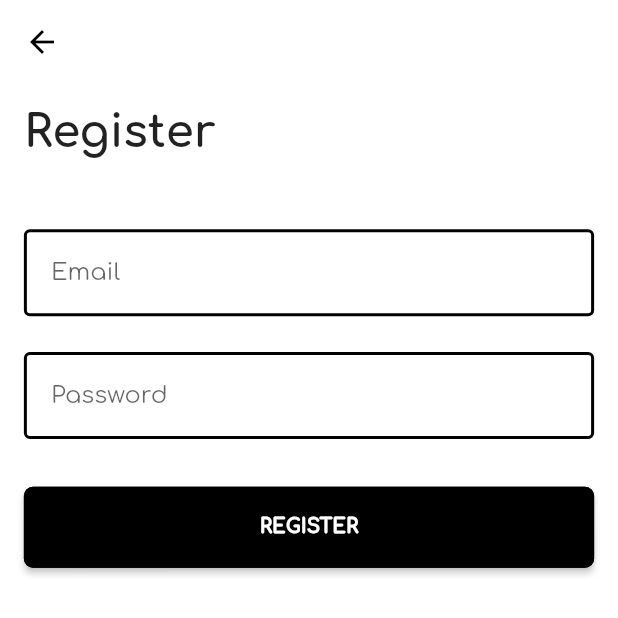
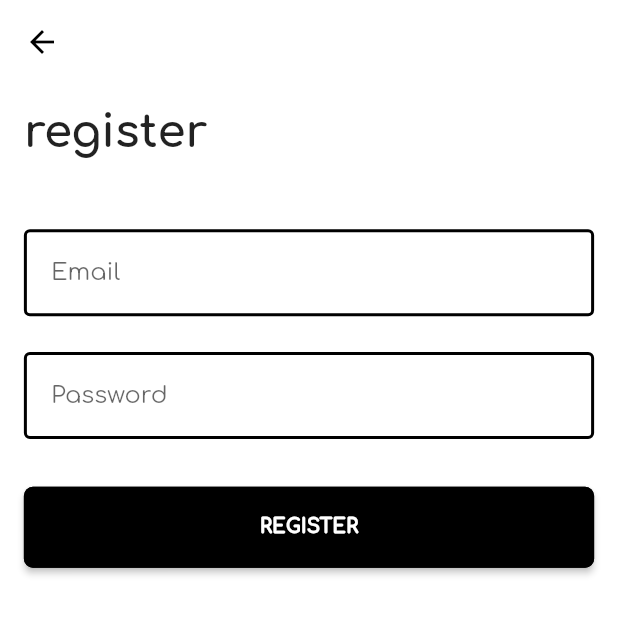
Before and after one commit to sieugatayss3/meCar_interview, a Flutter app: the screen it shows after launch, after a tap on "REGISTER", on a phone screen of 412 x 824 dp, the top half of it. Run offline on Flutter 3.47's test engine with Material 2 defaults, Android fonts, the phone set to English and light mode, and no system bars; our stand-ins replace firebase_auth, firebase_core; accounts and stored records are empty.

Commit message:
Implement internationalization

```diff
--- /dev/null
+++ b/lang/en.json
@@ -0,0 +1,6 @@
+{
+    "login": "login",
+    "register": "register",
+    "discover": "discover",
+    "logout": "logout"
+}
--- /dev/null
+++ b/lang/vi.json
@@ -0,0 +1,6 @@
+{
+  "login": "Đăng nhập",
+  "register": "Đăng ký",
+  "discover": "Khám phá",
+  "logout": "Đăng xuất"
+}
--- /dev/null
+++ b/lib/core/app_localization.dart
@@ -0,0 +1,61 @@
+import 'dart:convert';
+
+import 'package:flutter/material.dart';
+import 'package:flutter/services.dart';
+
+String getTranslated(BuildContext context, String key) {
+  return AppLocalizations.of(context).translate(key);
+}
+
+class AppLocalizations {
+  final Locale locale;
+
+  AppLocalizations({
+    this.locale,
+  });
+
+  static AppLocalizations of(BuildContext context) {
+    return Localizations.of<AppLocalizations>(context, AppLocalizations);
+  }
+
+  Map<String, String> _localizedStrings;
+
+  Future<bool> load() async {
+    String jsonString =
+        await rootBundle.loadString('lang/${locale.languageCode}.json');
+    Map<String, dynamic> jsonMap = json.decode(jsonString);
+
+    _localizedStrings = jsonMap.map((key, value) {
+      return MapEntry(key, value.toString());
+    });
+
+    return true;
+  }
+
+  String translate(String key) {
+    print(_localizedStrings);
+    return _localizedStrings[key];
+  }
+
+  static LocalizationsDelegate<AppLocalizations> delegate =
+      _AppLocalizationsDelegate();
+}
+
+class _AppLocalizationsDelegate
+    extends LocalizationsDelegate<AppLocalizations> {
+  @override
+  bool isSupported(Locale locale) {
+    return ['en', 'vi'].contains(locale.languageCode);
+  }
+
+  @override
+  Future<AppLocalizations> load(Locale locale) async {
+    AppLocalizations localizations = AppLocalizations(locale: locale);
+    await localizations.load();
+    return localizations;
+  }
+
+  @override
+  bool shouldReload(covariant LocalizationsDelegate<AppLocalizations> old) =>
+      false;
+}
--- a/lib/main.dart
+++ b/lib/main.dart
@@ -1,10 +1,13 @@
 import 'package:firebase_core/firebase_core.dart';
 import 'package:flutter/material.dart';
+import 'package:flutter_localizations/flutter_localizations.dart';
 import 'package:me_car_interview/configs/styles.dart';
 import 'package:me_car_interview/provider/auth_provider.dart';
 import 'package:me_car_interview/provider/images_provider.dart';
 import 'package:me_car_interview/screens/screens.dart';
 import 'package:provider/provider.dart';
+
+import 'core/app_localization.dart';
 
 void main() async {
   WidgetsFlutterBinding.ensureInitialized();
@@ -22,6 +25,27 @@ class MyApp extends StatelessWidget {
   @override
   Widget build(BuildContext context) {
     return MaterialApp(
+      localizationsDelegates: [
+        // ... app-specific localization delegate[s] here
+        AppLocalizations.delegate,
+        GlobalMaterialLocalizations.delegate,
+        GlobalWidgetsLocalizations.delegate,
+        GlobalCupertinoLocalizations.delegate,
+      ],
+      supportedLocales: [
+        Locale('en', 'US'),
+        Locale.fromSubtags(languageCode: 'vi', countryCode: 'GB'),
+      ],
+      localeResolutionCallback: (locale, supportedLocales) {
+        for (var supportedLocale in supportedLocales) {
+          if (supportedLocale.languageCode == locale.languageCode &&
+              supportedLocale.countryCode == locale.countryCode) {
+            return supportedLocale;
+          }
+        }
+
+        return supportedLocales.first;
+      },
       title: 'MeCar Interview',
       debugShowCheckedModeBanner: false,
       theme: ThemeData(
--- a/lib/screens/home_screen.dart
+++ b/lib/screens/home_screen.dart
@@ -1,6 +1,7 @@
 import 'package:flutter/material.dart';
 import 'package:flutter_staggered_grid_view/flutter_staggered_grid_view.dart';
 import 'package:me_car_interview/configs/styles.dart';
+import 'package:me_car_interview/core/app_localization.dart';
 import 'package:me_car_interview/model/image_model.dart';
 import 'package:me_car_interview/provider/images_provider.dart';
 import 'package:me_car_interview/widgets/widgets.dart';
@@ -33,7 +34,7 @@ class _HomeScreenState extends State<HomeScreen> {
                   height: getProportionateScreenWidth(40),
                 ),
                 Text(
-                  'Discover',
+                  getTranslated(context, 'discover').toUpperCase(),
                   style: Styles.pageTitleStyle,
                 ),
                 SizedBox(
--- a/lib/screens/login_screen.dart
+++ b/lib/screens/login_screen.dart
@@ -3,6 +3,7 @@ import 'package:flutter/material.dart';
 import 'package:me_car_interview/configs/configs.dart';
 import 'package:me_car_interview/configs/size_config.dart';
 import 'package:me_car_interview/configs/styles.dart';
+import 'package:me_car_interview/core/app_localization.dart';
 import 'package:me_car_interview/provider/auth_provider.dart';
 import 'package:me_car_interview/widgets/widgets.dart';
 import 'package:provider/provider.dart';
@@ -46,7 +47,7 @@ class _LoginScreenState extends State<LoginScreen> {
           crossAxisAlignment: CrossAxisAlignment.start,
           children: <Widget>[
             Text(
-              'Login',
+              getTranslated(context, 'login'),
               style: Styles.pageTitleStyle,
             ),
             SizedBox(
@@ -109,7 +110,7 @@ class _LoginScreenState extends State<LoginScreen> {
                   }
                 },
                 color: Colors.black,
-                label: 'Login',
+                label: getTranslated(context, 'login'),
               ),
             ),
             SizedBox(
--- a/lib/screens/logout_screen.dart
+++ b/lib/screens/logout_screen.dart
@@ -1,5 +1,6 @@
 import 'package:flutter/material.dart';
 import 'package:me_car_interview/configs/styles.dart';
+import 'package:me_car_interview/core/app_localization.dart';
 import 'package:me_car_interview/widgets/widgets.dart';
 
 import 'screens.dart';
@@ -41,12 +42,12 @@ class LogoutScreen extends StatelessWidget {
                 Expanded(
                   child: CustomRaisedButton(
                     press: () {
-                       Navigator.push(
+                      Navigator.push(
                           context,
                           MaterialPageRoute(
                               builder: (context) => LoginScreen()));
                     },
-                    label: 'Login',
+                    label: getTranslated(context, 'login'),
                     color: Colors.white,
                   ),
                 ),
@@ -61,7 +62,7 @@ class LogoutScreen extends StatelessWidget {
                           MaterialPageRoute(
                               builder: (context) => RegisterScreen()));
                     },
-                    label: 'Register',
+                    label: getTranslated(context, 'register'),
                     color: Colors.black,
                   ),
                 ),
--- a/lib/screens/resgister_screen.dart
+++ b/lib/screens/resgister_screen.dart
@@ -3,6 +3,7 @@ import 'package:flutter/material.dart';
 import 'package:me_car_interview/configs/configs.dart';
 import 'package:me_car_interview/configs/size_config.dart';
 import 'package:me_car_interview/configs/styles.dart';
+import 'package:me_car_interview/core/app_localization.dart';
 import 'package:me_car_interview/provider/auth_provider.dart';
 import 'package:me_car_interview/widgets/widgets.dart';
 import 'package:provider/provider.dart';
@@ -46,7 +47,7 @@ class _RegisterScreenState extends State<RegisterScreen> {
           crossAxisAlignment: CrossAxisAlignment.start,
           children: <Widget>[
             Text(
-              'Register',
+              getTranslated(context, 'register'),
               style: Styles.pageTitleStyle,
             ),
             SizedBox(
@@ -109,7 +110,7 @@ class _RegisterScreenState extends State<RegisterScreen> {
                   }
                 },
                 color: Colors.black,
-                label: 'Register',
+                label: getTranslated(context, 'register'),
               ),
             ),
             SizedBox(
--- a/lib/screens/user_screen.dart
+++ b/lib/screens/user_screen.dart
@@ -1,4 +1,5 @@
 import 'package:flutter/material.dart';
+import 'package:me_car_interview/core/app_localization.dart';
 import 'package:me_car_interview/provider/auth_provider.dart';
 import 'package:me_car_interview/widgets/custom_buttom.dart';
 import 'package:provider/provider.dart';
@@ -12,7 +13,7 @@ class UserScreen extends StatelessWidget {
         child: Center(
             child: CustomRaisedButton(
           color: Colors.red,
-          label: 'Logout',
+          label: getTranslated(context, 'logout'),
           press: () async {
             await context.read<AuthService>().logout();
           },
--- a/lib/widgets/custom_buttom.dart
+++ b/lib/widgets/custom_buttom.dart
@@ -18,7 +18,7 @@ class CustomRaisedButton extends StatelessWidget {
     return RaisedButton(
         color: color,
         onPressed: press,
-        padding: EdgeInsets.symmetric(vertical: 20),
+        padding: EdgeInsets.symmetric(vertical: 20, horizontal: 20),
         shape: RoundedRectangleBorder(
           side: BorderSide(color: Colors.black, width: 2.0),
           borderRadius: BorderRadius.circular(6),
--- a/pubspec.yaml
+++ b/pubspec.yaml
@@ -23,6 +23,8 @@ environment:
 dependencies:
   flutter:
     sdk: flutter
+  flutter_localizations:
+    sdk: flutter
   cupertino_icons: ^1.0.0
   firebase_auth: ^0.18.4+1
   firebase_core: ^0.5.3
@@ -47,6 +49,7 @@ flutter:
   # To add assets to your application, add an assets section, like this:
   assets:
     - assets/images/
+    - lang/
 
   # An image asset can refer to one or more resolution-specific "variants", see
   # https://flutter.dev/assets-and-images/#resolution-aware.
```
Also changed, not shown: pubspec.lock.
